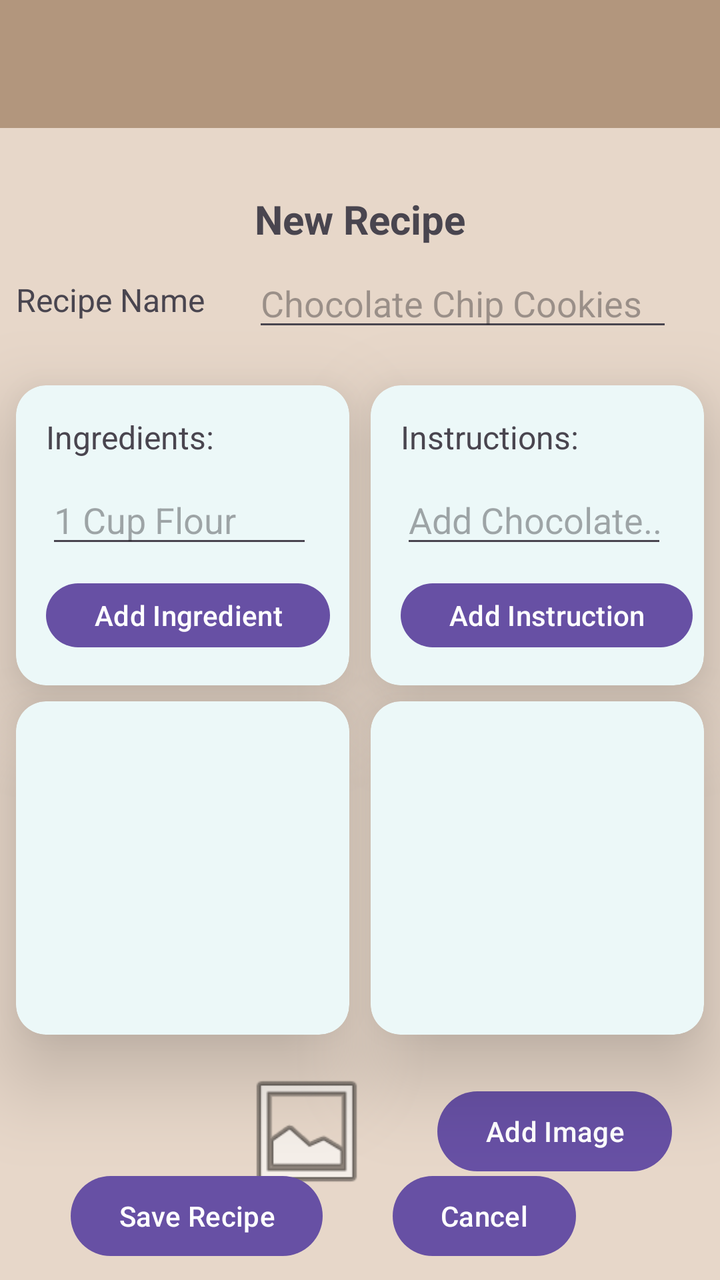
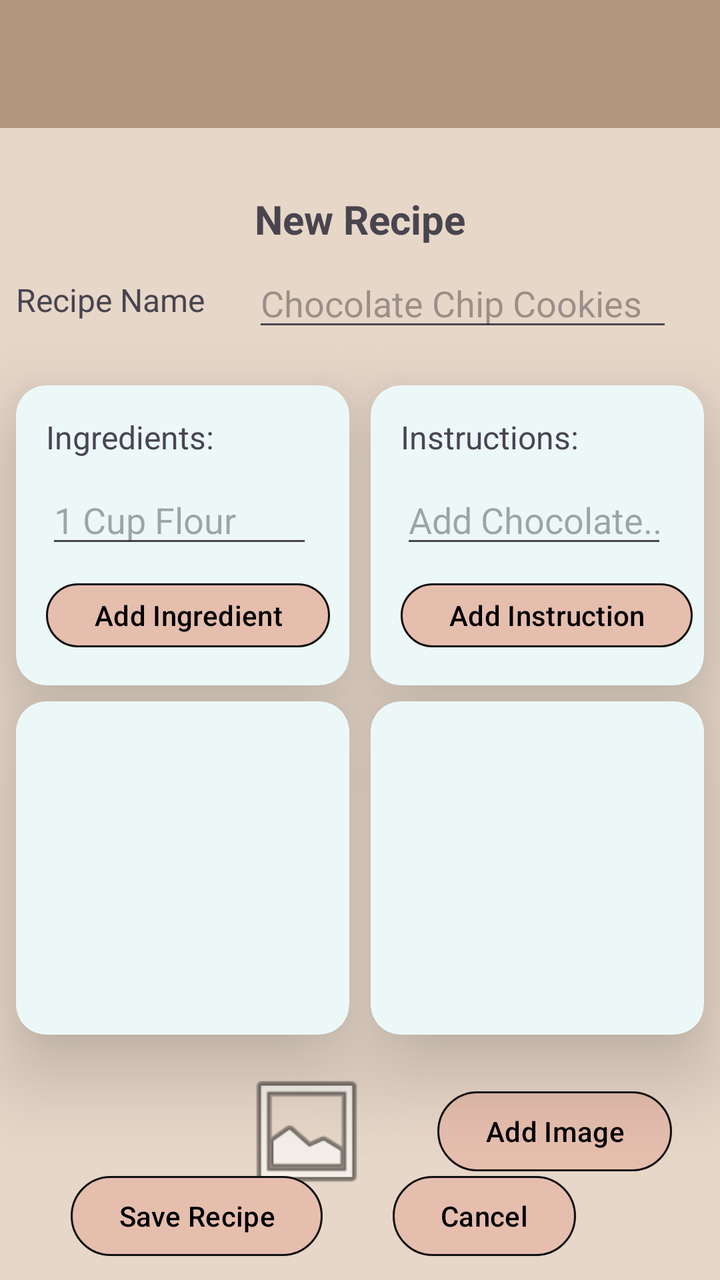

Two renders of the same Android screen: before a commit and after it. Below are the layout's source before the change and the commit's diff.
<!-- AndroidManifest.xml: application theme Theme.RylanWight -->
<!-- res/layout/activity_new_recipe.xml -->
<?xml version="1.0" encoding="utf-8"?>
<androidx.constraintlayout.widget.ConstraintLayout xmlns:android="http://schemas.android.com/apk/res/android"
    xmlns:app="http://schemas.android.com/apk/res-auto"
    xmlns:tools="http://schemas.android.com/tools"
    android:id="@+id/main"
    android:layout_width="match_parent"
    android:layout_height="match_parent"
    android:background="#E7D7C9"
    tools:context=".new_recipe">

    <androidx.appcompat.widget.Toolbar
        android:id="@+id/tbNewRecipe"
        android:layout_width="409dp"
        android:layout_height="wrap_content"
        android:background="#B2967D"
        android:minHeight="?attr/actionBarSize"
        android:theme="?attr/actionBarTheme"
        app:layout_constraintEnd_toEndOf="parent"
        app:layout_constraintStart_toStartOf="parent"
        app:layout_constraintTop_toTopOf="parent" />

    <TextView
        android:id="@+id/tvNewRecipe"
        android:layout_width="wrap_content"
        android:layout_height="wrap_content"
        android:layout_marginTop="32dp"
        android:text="New Recipe"
        android:textSize="20sp"
        android:textStyle="bold"
        app:layout_constraintEnd_toEndOf="parent"
        app:layout_constraintStart_toStartOf="parent"
        app:layout_constraintTop_toBottomOf="@+id/tbNewRecipe" />

    <TextView
        android:id="@+id/lblRecipeName"
        android:layout_width="wrap_content"
        android:layout_height="wrap_content"
        android:layout_marginStart="8dp"
        android:layout_marginTop="16dp"
        android:text="Recipe Name"
        android:textSize="16sp"
        app:layout_constraintStart_toStartOf="parent"
        app:layout_constraintTop_toBottomOf="@+id/tvNewRecipe" />

    <EditText
        android:id="@+id/etRecipeName"
        style="@style/Widget.AppCompat.EditText"
        android:layout_width="wrap_content"
        android:layout_height="wrap_content"
        android:ems="10"
        android:hint="Chocolate Chip Cookies"
        android:inputType="text"
        app:layout_constraintBottom_toBottomOf="@+id/lblRecipeName"
        app:layout_constraintEnd_toEndOf="parent"
        app:layout_constraintStart_toEndOf="@+id/lblRecipeName"
        app:layout_constraintTop_toTopOf="@+id/lblRecipeName" />

    <androidx.cardview.widget.CardView
        android:id="@+id/ingredientCard"
        android:layout_width="500px"
        android:layout_height="450px"
        android:layout_marginStart="8dp"
        android:layout_marginTop="32dp"
        app:cardBackgroundColor="#ECF8F8"
        app:cardCornerRadius="15dp"
        app:cardElevation="24dp"
        app:layout_constraintStart_toStartOf="parent"
        app:layout_constraintTop_toBottomOf="@+id/lblRecipeName">

        <TextView
            android:id="@+id/lblIngredients"
            android:layout_width="wrap_content"
            android:layout_height="wrap_content"
            android:layout_marginStart="15dp"
            android:layout_marginTop="15dp"
            android:layout_marginBottom="15dp"
            android:text="Ingredients:"
            android:textSize="16sp" />

        <EditText
            android:id="@+id/etIngredient"
            android:layout_width="400px"
            android:layout_height="wrap_content"
            android:layout_marginStart="15dp"
            android:layout_marginTop="45dp"
            android:layout_marginBottom="15dp"
            android:ems="10"
            android:hint="1 Cup Flour"
            android:inputType="text" />

        <Button
            android:id="@+id/btnAddIngredient"
            android:layout_width="wrap_content"
            android:layout_height="wrap_content"
            android:layout_marginStart="15dp"
            android:layout_marginTop="95dp"
            android:layout_marginBottom="15dp"
            android:text="Add Ingredient" />
    </androidx.cardview.widget.CardView>

    <androidx.cardview.widget.CardView
        android:id="@+id/instructionCard"
        android:layout_width="500px"
        android:layout_height="450px"
        android:layout_marginEnd="8dp"
        app:cardBackgroundColor="#ECF8F8"
        app:cardCornerRadius="15dp"
        app:cardElevation="24dp"
        app:layout_constraintEnd_toEndOf="parent"
        app:layout_constraintTop_toTopOf="@+id/ingredientCard">

        <TextView
            android:id="@+id/lblInstructions"
            android:layout_width="wrap_content"
            android:layout_height="wrap_content"
            android:layout_marginStart="15dp"
            android:layout_marginTop="15dp"
            android:layout_marginBottom="15dp"
            android:text="Instructions:"
            android:textSize="16sp" />

        <EditText
            android:id="@+id/etInstruction"
            android:layout_width="400px"
            android:layout_height="wrap_content"
            android:layout_marginStart="15dp"
            android:layout_marginTop="45dp"
            android:layout_marginBottom="15dp"
            android:ems="10"
            android:hint="Add Chocolate..."
            android:inputType="text" />

        <Button
            android:id="@+id/btnAddInstruction"
            android:layout_width="wrap_content"
            android:layout_height="wrap_content"
            android:layout_marginStart="15dp"
            android:layout_marginTop="95dp"
            android:layout_marginBottom="15dp"
            android:text="Add Instruction" />
    </androidx.cardview.widget.CardView>

    <androidx.cardview.widget.CardView
        android:id="@+id/ingredientsListCard"
        android:layout_width="500px"
        android:layout_height="500px"
        android:layout_marginStart="8dp"
        android:layout_marginTop="8dp"
        app:cardBackgroundColor="#ECF8F8"
        app:cardCornerRadius="15dp"
        app:cardElevation="24dp"
        app:layout_constraintStart_toStartOf="parent"
        app:layout_constraintTop_toBottomOf="@+id/ingredientCard">

        <androidx.recyclerview.widget.RecyclerView
            android:id="@+id/ingredientsList"
            android:layout_width="match_parent"
            android:layout_height="match_parent"
            android:layout_marginStart="15dp"
            android:layout_marginTop="15dp" />
    </androidx.cardview.widget.CardView>

    <androidx.cardview.widget.CardView
        android:layout_width="500px"
        android:layout_height="500px"
        android:layout_marginTop="8dp"
        android:layout_marginEnd="8dp"
        app:cardBackgroundColor="#ECF8F8"
        app:cardCornerRadius="15dp"
        app:cardElevation="24dp"
        app:layout_constraintEnd_toEndOf="parent"
        app:layout_constraintTop_toBottomOf="@+id/instructionCard">

        <androidx.recyclerview.widget.RecyclerView
            android:id="@+id/instructionsList"
            android:layout_width="match_parent"
            android:layout_height="match_parent"
            android:layout_marginStart="15dp"
            android:layout_marginTop="15dp" />
    </androidx.cardview.widget.CardView>

    <ImageView
        android:id="@+id/imgRecipe"
        android:layout_width="200px"
        android:layout_height="200px"
        android:layout_marginStart="120dp"
        android:layout_marginTop="15dp"
        android:maxWidth="300px"
        android:maxHeight="300px"
        app:layout_constraintStart_toStartOf="parent"
        app:layout_constraintTop_toBottomOf="@+id/ingredientsListCard"
        app:srcCompat="@android:drawable/ic_menu_gallery" />

    <Button
        android:id="@+id/btnAddImg"
        android:layout_width="wrap_content"
        android:layout_height="wrap_content"
        android:layout_marginStart="32dp"
        android:text="Add Image"
        app:layout_constraintBottom_toBottomOf="@+id/imgRecipe"
        app:layout_constraintStart_toEndOf="@+id/imgRecipe"
        app:layout_constraintTop_toTopOf="@+id/imgRecipe" />

    <Button
        android:id="@+id/btnSaveRecipe"
        android:layout_width="wrap_content"
        android:layout_height="wrap_content"
        android:layout_marginBottom="8dp"
        android:text="Save Recipe"
        app:layout_constraintBottom_toBottomOf="parent"
        app:layout_constraintEnd_toStartOf="@+id/btnClear"
        app:layout_constraintStart_toStartOf="parent" />

    <Button
        android:id="@+id/btnClear"
        android:layout_width="wrap_content"
        android:layout_height="wrap_content"
        android:layout_marginEnd="72dp"
        android:layout_marginBottom="8dp"
        android:text="Cancel"
        app:layout_constraintBottom_toBottomOf="parent"
        app:layout_constraintEnd_toEndOf="parent" />
</androidx.constraintlayout.widget.ConstraintLayout>
<!-- resources referenced by this layout -->
<resources>
  <style name="Theme.RylanWight" parent="Base.Theme.RylanWight" />
  <style name="Base.Theme.RylanWight" parent="Theme.Material3.DayNight.NoActionBar">
          
          
      </style>
</resources>

<!-- the commit's change to res/layout/activity_new_recipe.xml (unified diff, before → after) -->
@@ -95,7 +95,11 @@
             android:layout_marginStart="15dp"
             android:layout_marginTop="95dp"
             android:layout_marginBottom="15dp"
-            android:text="Add Ingredient" />
+            android:backgroundTint="#E6BEAE"
+            android:text="Add Ingredient"
+            android:textColor="#000000"
+            app:strokeColor="#101010"
+            app:strokeWidth="1dp" />
     </androidx.cardview.widget.CardView>
 
     <androidx.cardview.widget.CardView
@@ -137,7 +141,11 @@
             android:layout_marginStart="15dp"
             android:layout_marginTop="95dp"
             android:layout_marginBottom="15dp"
-            android:text="Add Instruction" />
+            android:backgroundTint="#E6BEAE"
+            android:text="Add Instruction"
+            android:textColor="#000000"
+            app:strokeColor="#101010"
+            app:strokeWidth="1dp" />
     </androidx.cardview.widget.CardView>
 
     <androidx.cardview.widget.CardView
@@ -196,20 +204,28 @@
         android:layout_width="wrap_content"
         android:layout_height="wrap_content"
         android:layout_marginStart="32dp"
+        android:backgroundTint="#E6BEAE"
         android:text="Add Image"
+        android:textColor="#000000"
         app:layout_constraintBottom_toBottomOf="@+id/imgRecipe"
         app:layout_constraintStart_toEndOf="@+id/imgRecipe"
-        app:layout_constraintTop_toTopOf="@+id/imgRecipe" />
+        app:layout_constraintTop_toTopOf="@+id/imgRecipe"
+        app:strokeColor="#101010"
+        app:strokeWidth="1dp" />
 
     <Button
         android:id="@+id/btnSaveRecipe"
         android:layout_width="wrap_content"
         android:layout_height="wrap_content"
         android:layout_marginBottom="8dp"
+        android:backgroundTint="#E6BEAE"
         android:text="Save Recipe"
+        android:textColor="#000000"
         app:layout_constraintBottom_toBottomOf="parent"
         app:layout_constraintEnd_toStartOf="@+id/btnClear"
-        app:layout_constraintStart_toStartOf="parent" />
+        app:layout_constraintStart_toStartOf="parent"
+        app:strokeColor="#101010"
+        app:strokeWidth="1dp" />
 
     <Button
         android:id="@+id/btnClear"
@@ -217,7 +233,11 @@
         android:layout_height="wrap_content"
         android:layout_marginEnd="72dp"
         android:layout_marginBottom="8dp"
+        android:backgroundTint="#E6BEAE"
         android:text="Cancel"
+        android:textColor="#000000"
         app:layout_constraintBottom_toBottomOf="parent"
-        app:layout_constraintEnd_toEndOf="parent" />
+        app:layout_constraintEnd_toEndOf="parent"
+        app:strokeColor="#101010"
+        app:strokeWidth="1dp" />
 </androidx.constraintlayout.widget.ConstraintLayout>
